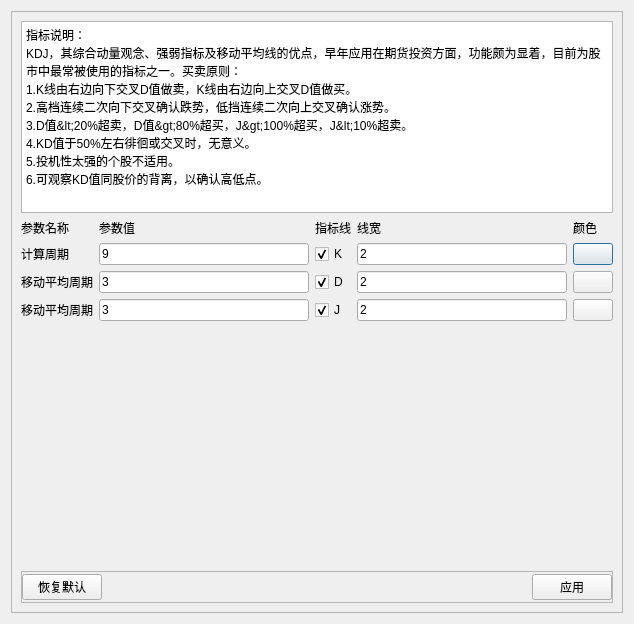
The window that src/gui/qt_widgets/MComponents/indicators/setting/KdjSettingDialog.ui (Daydreamer-AI/KLineReview) describes before a commit, drawn with Qt 5.
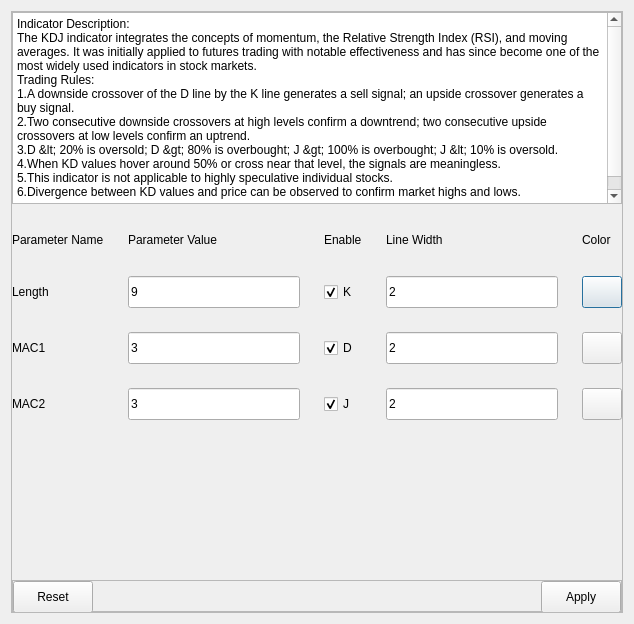
The same window after the commit. Custom widgets are drawn as their Qt base class.

Commit message: 指标设置对话框UI及国际化更新

Patch:
```diff
--- a/src/gui/qt_widgets/MComponents/indicators/setting/KdjSettingDialog.ui
+++ b/src/gui/qt_widgets/MComponents/indicators/setting/KdjSettingDialog.ui
@@ -23,6 +23,21 @@
       <enum>QFrame::Raised</enum>
      </property>
      <layout class="QVBoxLayout" name="verticalLayout">
+      <property name="spacing">
+       <number>24</number>
+      </property>
+      <property name="leftMargin">
+       <number>0</number>
+      </property>
+      <property name="topMargin">
+       <number>0</number>
+      </property>
+      <property name="rightMargin">
+       <number>0</number>
+      </property>
+      <property name="bottomMargin">
+       <number>0</number>
+      </property>
       <item>
        <widget class="QPlainTextEdit" name="plainTextEdit">
         <property name="sizePolicy">
@@ -35,76 +50,119 @@
          <bool>true</bool>
         </property>
         <property name="plainText">
-         <string>指标说明：
-KDJ，其综合动量观念、强弱指标及移动平均线的优点，早年应用在期货投资方面，功能颇为显着，目前为股市中最常被使用的指标之一。买卖原则：
-1.K线由右边向下交叉D值做卖，K线由右边向上交叉D值做买。
-2.高档连续二次向下交叉确认跌势，低挡连续二次向上交叉确认涨势。
-3.D值&lt;20%超卖，D值&gt;80%超买，J&gt;100%超买，J&lt;10%超卖。
-4.KD值于50%左右徘徊或交叉时，无意义。
-5.投机性太强的个股不适用。
-6.可观察KD值同股价的背离，以确认高低点。</string>
+         <string>Indicator Description:
+The KDJ indicator integrates the concepts of momentum, the Relative Strength Index (RSI), and moving averages. It was initially applied to futures trading with notable effectiveness and has since become one of the most widely used indicators in stock markets.
+Trading Rules:
+1.A downside crossover of the D line by the K line generates a sell signal; an upside crossover generates a buy signal.
+2.Two consecutive downside crossovers at high levels confirm a downtrend; two consecutive upside crossovers at low levels confirm an uptrend.
+3.D &lt; 20% is oversold; D &gt; 80% is overbought; J &gt; 100% is overbought; J &lt; 10% is oversold.
+4.When KD values hover around 50% or cross near that level, the signals are meaningless.
+5.This indicator is not applicable to highly speculative individual stocks.
+6.Divergence between KD values and price can be observed to confirm market highs and lows.</string>
         </property>
        </widget>
       </item>
       <item>
        <layout class="QGridLayout" name="gridLayout">
         <item row="0" column="0">
-         <widget class="QLabel" name="label_title_para_name">
+         <widget class="BodyLabel" name="label_title_para_value_2">
+          <property name="minimumSize">
+           <size>
+            <width>0</width>
+            <height>24</height>
+           </size>
+          </property>
           <property name="text">
-           <string>参数名称</string>
+           <string>Parameter Name</string>
           </property>
          </widget>
         </item>
         <item row="0" column="1">
-         <widget class="QLabel" name="label_title_para_value">
+         <widget class="BodyLabel" name="label_title_para_value">
+          <property name="minimumSize">
+           <size>
+            <width>0</width>
+            <height>24</height>
+           </size>
+          </property>
           <property name="text">
-           <string>参数值</string>
+           <string>Parameter Value</string>
           </property>
          </widget>
         </item>
         <item row="0" column="2">
-         <widget class="QLabel" name="label_title_indicators">
-          <property name="sizePolicy">
-           <sizepolicy hsizetype="Preferred" vsizetype="Preferred">
-            <horstretch>0</horstretch>
-            <verstretch>0</verstretch>
-           </sizepolicy>
+         <widget class="BodyLabel" name="label_title_enable">
+          <property name="minimumSize">
+           <size>
+            <width>0</width>
+            <height>24</height>
+           </size>
           </property>
           <property name="text">
-           <string>指标线</string>
+           <string>Enable</string>
           </property>
          </widget>
         </item>
         <item row="0" column="3">
-         <widget class="QLabel" name="label_title_line_width">
+         <widget class="BodyLabel" name="label_title_line_width">
+          <property name="minimumSize">
+           <size>
+            <width>0</width>
+            <height>24</height>
+           </size>
+          </property>
           <property name="text">
-           <string>线宽</string>
+           <string>Line Width</string>
           </property>
          </widget>
         </item>
         <item row="0" column="4">
-         <widget class="QLabel" name="label_title_line_color">
+         <widget class="BodyLabel" name="label_title_line_color">
+          <property name="minimumSize">
+           <size>
+            <width>0</width>
+            <height>24</height>
+           </size>
+          </property>
           <property name="text">
-           <string>颜色</string>
+           <string>Color</string>
           </property>
          </widget>
         </item>
         <item row="1" column="0">
-         <widget class="QLabel" name="label_title_ma_period">
+         <widget class="BodyLabel" name="label_title_para_value_3">
+          <property name="minimumSize">
+           <size>
+            <width>0</width>
+            <height>24</height>
+           </size>
+          </property>
           <property name="text">
-           <string>计算周期</string>
+           <string>Length</string>
           </property>
          </widget>
         </item>
         <item row="1" column="1">
-         <widget class="QLineEdit" name="lineEdit_ma_period">
+         <widget class="LineEdit" name="lineEdit_ma_period">
+          <property name="minimumSize">
+           <size>
+            <width>0</width>
+            <height>32</height>
+           </size>
+          </property>
           <property name="text">
            <string>9</string>
           </property>
          </widget>
         </item>
         <item row="1" column="2">
-         <widget class="QCheckBox" name="checkBox_ma">
+         <widget class="CheckBox" name="checkBox_ma">
+          <property name="minimumSize">
+           <size>
+            <width>0</width>
+            <height>32</height>
+           </size>
+          </property>
           <property name="text">
            <string>K</string>
           </property>
@@ -114,7 +172,13 @@
          </widget>
         </item>
         <item row="1" column="3">
-         <widget class="QLineEdit" name="lineEdit_line_width">
+         <widget class="LineEdit" name="lineEdit_line_width">
+          <property name="minimumSize">
+           <size>
+            <width>0</width>
+            <height>32</height>
+           </size>
+          </property>
           <property name="text">
            <string>2</string>
           </property>
@@ -122,27 +186,51 @@
         </item>
         <item row="1" column="4">
          <widget class="QPushButton" name="btn_color">
+          <property name="minimumSize">
+           <size>
+            <width>0</width>
+            <height>32</height>
+           </size>
+          </property>
           <property name="text">
            <string/>
           </property>
          </widget>
         </item>
         <item row="2" column="0">
-         <widget class="QLabel" name="label_title_ma_period_1">
+         <widget class="BodyLabel" name="label_title_para_value_4">
+          <property name="minimumSize">
+           <size>
+            <width>0</width>
+            <height>24</height>
+           </size>
+          </property>
           <property name="text">
-           <string>移动平均周期</string>
+           <string>MAC1</string>
           </property>
          </widget>
         </item>
         <item row="2" column="1">
-         <widget class="QLineEdit" name="lineEdit_ma_period_1">
+         <widget class="LineEdit" name="lineEdit_ma_period_1">
+          <property name="minimumSize">
+           <size>
+            <width>0</width>
+            <height>32</height>
+           </size>
+          </property>
           <property name="text">
            <string>3</string>
           </property>
          </widget>
         </item>
         <item row="2" column="2">
-         <widget class="QCheckBox" name="checkBox_ma_1">
+         <widget class="CheckBox" name="checkBox_ma_1">
+          <property name="minimumSize">
+           <size>
+            <width>0</width>
+            <height>32</height>
+           </size>
+          </property>
           <property name="text">
            <string>D</string>
           </property>
@@ -152,7 +240,13 @@
          </widget>
         </item>
         <item row="2" column="3">
-         <widget class="QLineEdit" name="lineEdit_line_width_1">
+         <widget class="LineEdit" name="lineEdit_line_width_1">
+          <property name="minimumSize">
+           <size>
+            <width>0</width>
+            <height>32</height>
+           </size>
+          </property>
           <property name="text">
            <string>2</string>
           </property>
@@ -160,27 +254,51 @@
         </item>
         <item row="2" column="4">
          <widget class="QPushButton" name="btn_color_1">
+          <property name="minimumSize">
+           <size>
+            <width>0</width>
+            <height>32</height>
+           </size>
+          </property>
           <property name="text">
            <string/>
           </property>
          </widget>
         </item>
         <item row="3" column="0">
-         <widget class="QLabel" name="label_title_ma_period_2">
+         <widget class="BodyLabel" name="label_title_para_value_5">
+          <property name="minimumSize">
+           <size>
+            <width>0</width>
+            <height>24</height>
+           </size>
+          </property>
           <property name="text">
-           <string>移动平均周期</string>
+           <string>MAC2</string>
           </property>
          </widget>
         </item>
         <item row="3" column="1">
-         <widget class="QLineEdit" name="lineEdit_ma_period_2">
+         <widget class="LineEdit" name="lineEdit_ma_period_2">
+          <property name="minimumSize">
+           <size>
+            <width>0</width>
+            <height>32</height>
+           </size>
+          </property>
           <property name="text">
            <string>3</string>
           </property>
          </widget>
         </item>
         <item row="3" column="2">
-         <widget class="QCheckBox" name="checkBox_ma_2">
+         <widget class="CheckBox" name="checkBox_ma_2">
+          <property name="minimumSize">
+           <size>
+            <width>0</width>
+            <height>32</height>
+           </size>
+          </property>
           <property name="text">
            <string>J</string>
           </property>
@@ -190,7 +308,13 @@
          </widget>
         </item>
         <item row="3" column="3">
-         <widget class="QLineEdit" name="lineEdit_line_width_2">
+         <widget class="LineEdit" name="lineEdit_line_width_2">
+          <property name="minimumSize">
+           <size>
+            <width>0</width>
+            <height>32</height>
+           </size>
+          </property>
           <property name="text">
            <string>2</string>
           </property>
@@ -198,6 +322,12 @@
         </item>
         <item row="3" column="4">
          <widget class="QPushButton" name="btn_color_2">
+          <property name="minimumSize">
+           <size>
+            <width>0</width>
+            <height>32</height>
+           </size>
+          </property>
           <property name="text">
            <string/>
           </property>
@@ -252,9 +382,15 @@
           <number>0</number>
          </property>
          <item>
-          <widget class="QPushButton" name="btn_reset">
+          <widget class="PushButton" name="btn_reset">
+           <property name="minimumSize">
+            <size>
+             <width>0</width>
+             <height>32</height>
+            </size>
+           </property>
            <property name="text">
-            <string>恢复默认</string>
+            <string>Reset</string>
            </property>
           </widget>
          </item>
@@ -272,9 +408,15 @@
           </spacer>
          </item>
          <item>
-          <widget class="QPushButton" name="btn_apply">
+          <widget class="PushButton" name="btn_apply">
+           <property name="minimumSize">
+            <size>
+             <width>0</width>
+             <height>32</height>
+            </size>
+           </property>
            <property name="text">
-            <string>应用</string>
+            <string>Apply</string>
            </property>
           </widget>
          </item>
@@ -286,6 +428,33 @@
    </item>
   </layout>
  </widget>
+ <customwidgets>
+  <customwidget>
+   <class>TextBrowser</class>
+   <extends>QPlainTextEdit</extends>
+   <header>line_edit</header>
+  </customwidget>
+  <customwidget>
+   <class>BodyLabel</class>
+   <extends>QLabel</extends>
+   <header>label</header>
+  </customwidget>
+  <customwidget>
+   <class>LineEdit</class>
+   <extends>QLineEdit</extends>
+   <header>line_edit</header>
+  </customwidget>
+  <customwidget>
+   <class>CheckBox</class>
+   <extends>QCheckBox</extends>
+   <header>check_box</header>
+  </customwidget>
+  <customwidget>
+   <class>PushButton</class>
+   <extends>QPushButton</extends>
+   <header>button</header>
+  </customwidget>
+ </customwidgets>
  <resources/>
  <connections/>
 </ui>
```
Left out of the diff: 4 changed lines with no effect on the pictures. The commit also changes 14 other files.
